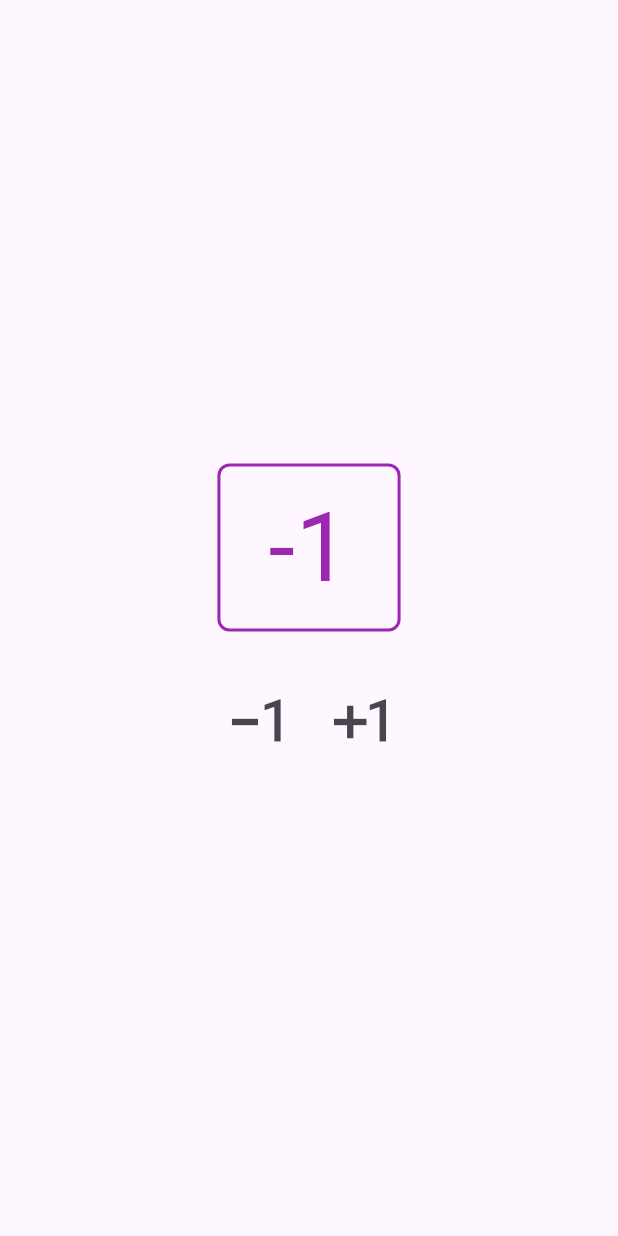
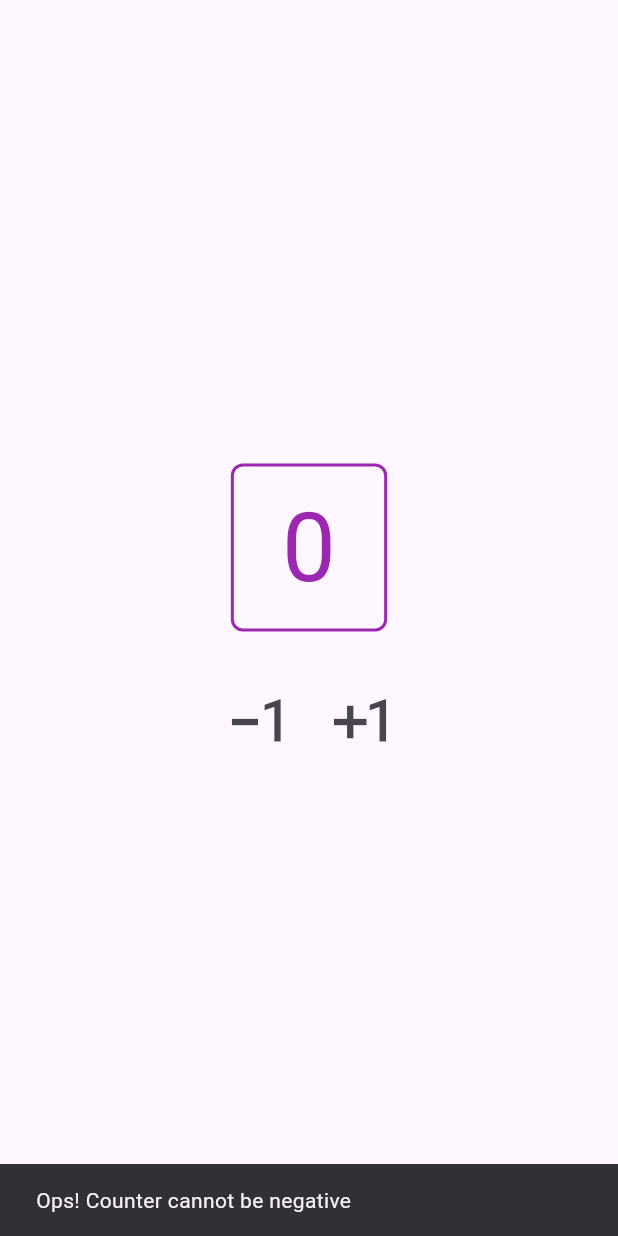
Before and after one commit to iulvimercan/flutter_CounterApp, a Flutter app: the screen it shows after launch, after a tap on the "exposure minus 1" icon, on a phone screen of 412 x 824 dp. Run offline on Flutter 3.47's test engine with Material 3 defaults, Android fonts, the phone set to English and light mode, and no system bars.

```diff
--- a/lib/counter.dart
+++ b/lib/counter.dart
@@ -15,7 +15,16 @@ class _CounterState extends State<Counter> {
 
   void decrement() {
     setState(() {
-      _counter--;
+      if(_counter > 0) {
+        _counter--;
+      } else {
+        ScaffoldMessenger.of(context).showSnackBar(
+         const SnackBar(
+          content: Text('Ops! Counter cannot be negative'),
+          duration: Duration(seconds: 2)
+        ),
+      );
+      }
     });
   }
 
```
